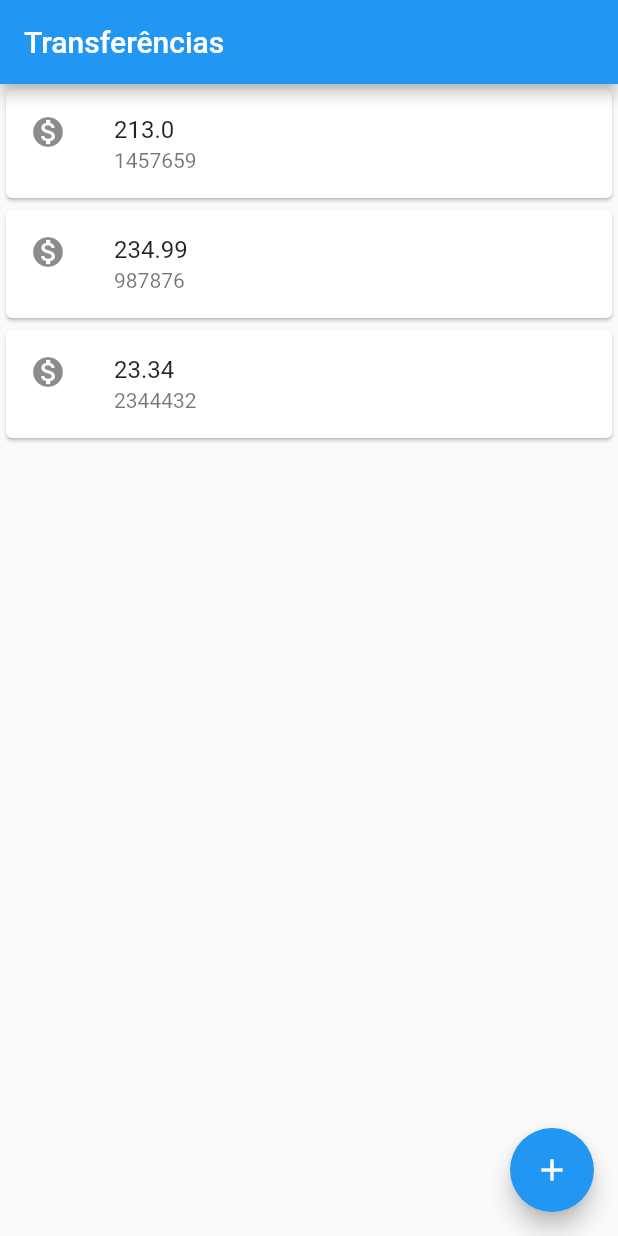
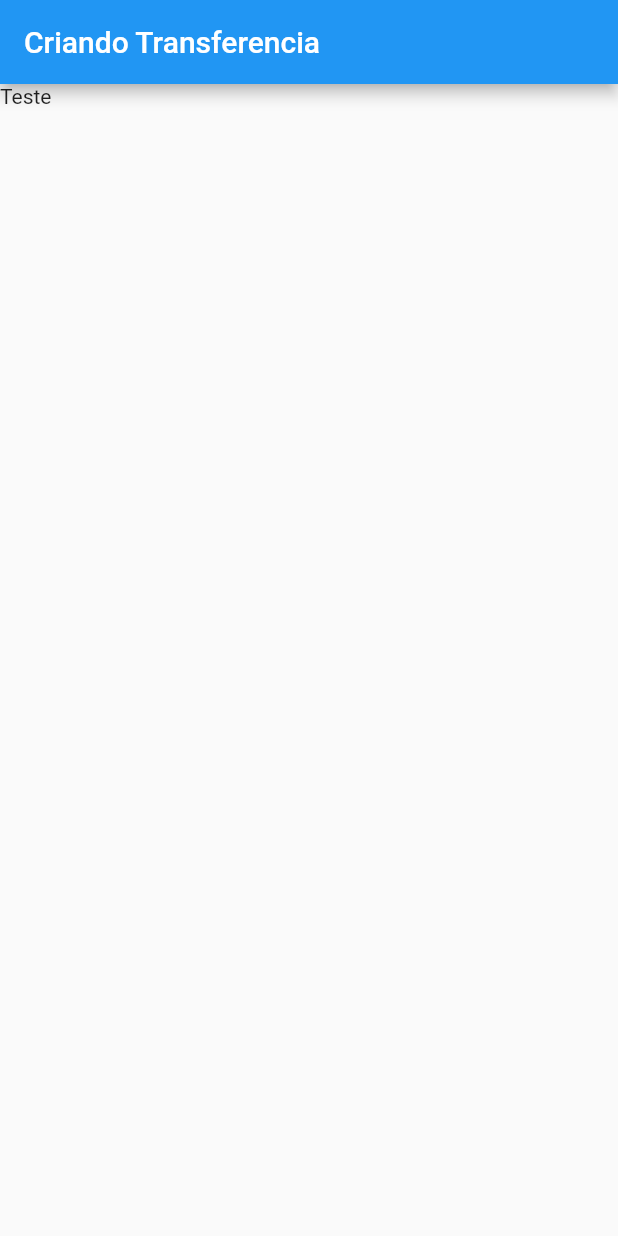
Before and after one commit to felipeassis97/trilhasoft, a Flutter app: the screen it shows after launch, on a phone screen of 412 x 824 dp. Run offline on Flutter 3.47's test engine with Material 2 defaults, Android fonts, the phone set to English and light mode, and no system bars.

Commit message:
Adaptando o hot reload

```diff
--- a/semana_1/projAlura/byteBank/lib/main.dart
+++ b/semana_1/projAlura/byteBank/lib/main.dart
@@ -2,32 +2,47 @@
 
 import 'package:flutter/material.dart';
 
-void main() => runApp(
-      MaterialApp(
+void main() => runApp(ByteBankApp());
+
+class ByteBankApp extends StatelessWidget {
+  @override
+  Widget build(BuildContext context) {
+    return MaterialApp(
       home: Scaffold(
-          body: ListaTransferencias(),
-          appBar: AppBar(
-            title: Text('Transferências'),
-          ),
-          floatingActionButton: FloatingActionButton(
-            onPressed: () {
-              Icon(Icons.add_box_sharp);
-            },
-            child: Icon(Icons.add),
-          ),
-        ),
+        body: FormularioTransferencia(),
       ),
     );
+  }
+}
+
+class FormularioTransferencia extends StatelessWidget {
+  @override
+  Widget build(BuildContext context) {
+    return Scaffold(
+        appBar: AppBar(
+          title: Text('Criando Transferencia'),
+        ),
+        body: Text('Teste'));
+  }
+}
 
 class ListaTransferencias extends StatelessWidget {
   @override
   Widget build(BuildContext context) {
-    return Column(
+    return Scaffold(
+      appBar: AppBar(
+        title: Text('Transferências'),
+      ),
+      body: Column(
         children: <Widget>[
           ItemTransferencia(Transferencia(213.00, 1457659)),
           ItemTransferencia(Transferencia(234.99, 987876)),
           ItemTransferencia(Transferencia(23.34, 2344432))
         ],
+      ),
+      floatingActionButton: FloatingActionButton(
+        child: Icon(Icons.add),
+      ),
     );
   }
 }
```
Lines whose indentation alone changed are shown as unchanged.
